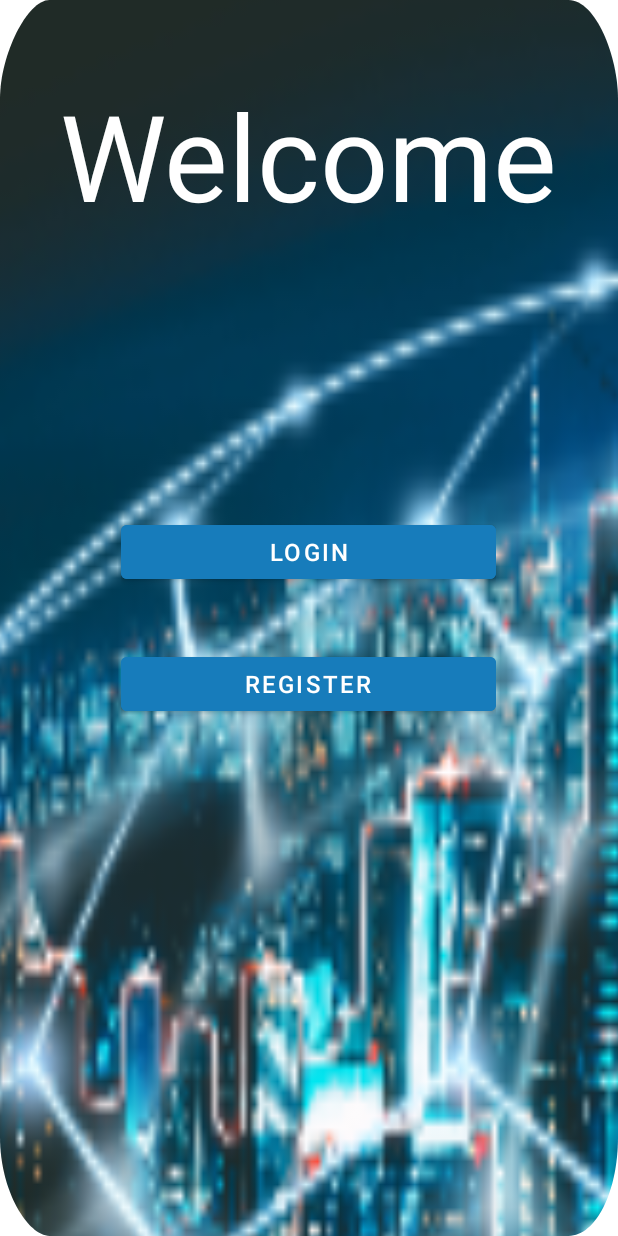
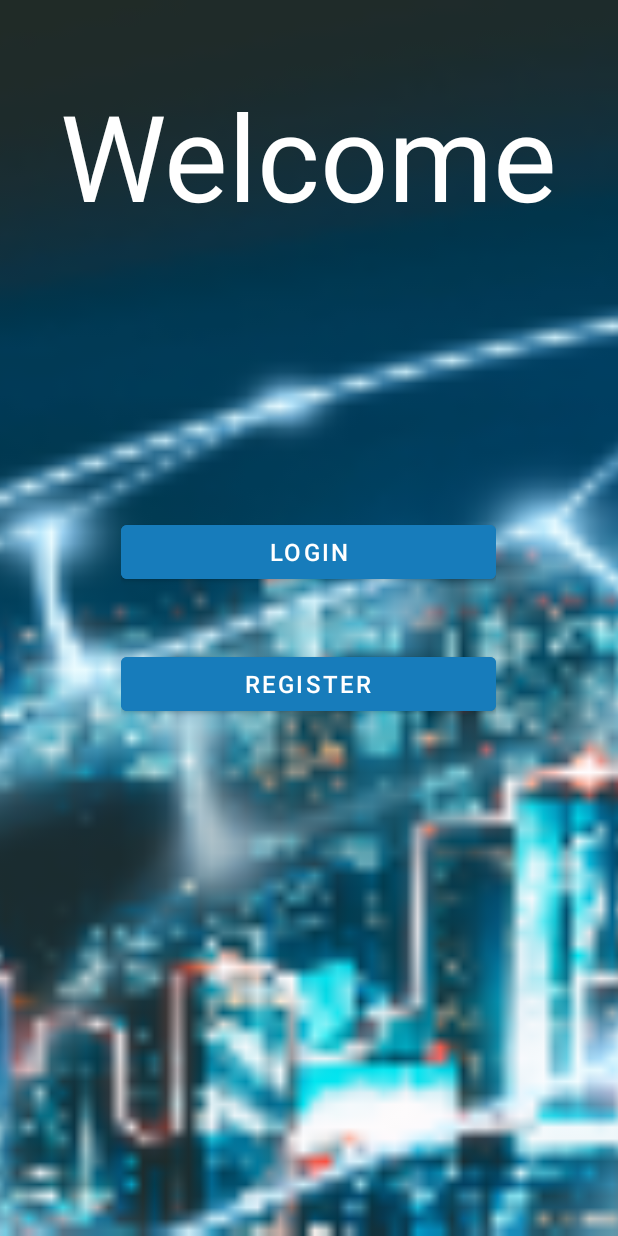
Before and after one commit to Arvauss/VCHackathon-2022-CallingAllVisitors, an Android app: the screen it shows after launch (MainActivity), on a phone screen of 412 x 824 dp. Run offline under Robolectric (Android 15) with nearby library versions, the phone set to English and light mode, and no system bars; Roboto replaces fonts that are not available here.

Commit message:
Image problem found

```diff
--- a/app/src/main/res/layout/activity_main.xml
+++ b/app/src/main/res/layout/activity_main.xml
@@ -5,6 +5,7 @@
     android:layout_width="match_parent"
     android:layout_height="match_parent"
     tools:context=".MainActivity">
+
 
         <androidx.fragment.app.FragmentContainerView
             android:id="@+id/WelcomeFrag"
--- a/app/src/main/res/layout/fragment_welcome.xml
+++ b/app/src/main/res/layout/fragment_welcome.xml
@@ -3,8 +3,13 @@
     xmlns:tools="http://schemas.android.com/tools"
     android:layout_width="match_parent"
     android:layout_height="match_parent"
-    tools:context=".Welcome"
-    android:background="@mipmap/background1">
+    tools:context=".Welcome">
+
+    <ImageView
+        android:layout_width="match_parent"
+        android:layout_height="match_parent"
+        android:src="@mipmap/background1"
+        android:scaleType="centerCrop"/>
 
     <LinearLayout
         android:layout_width="match_parent"
```
Also changed, not shown: app/src/main/res/drawable/tart.jpg (added).
